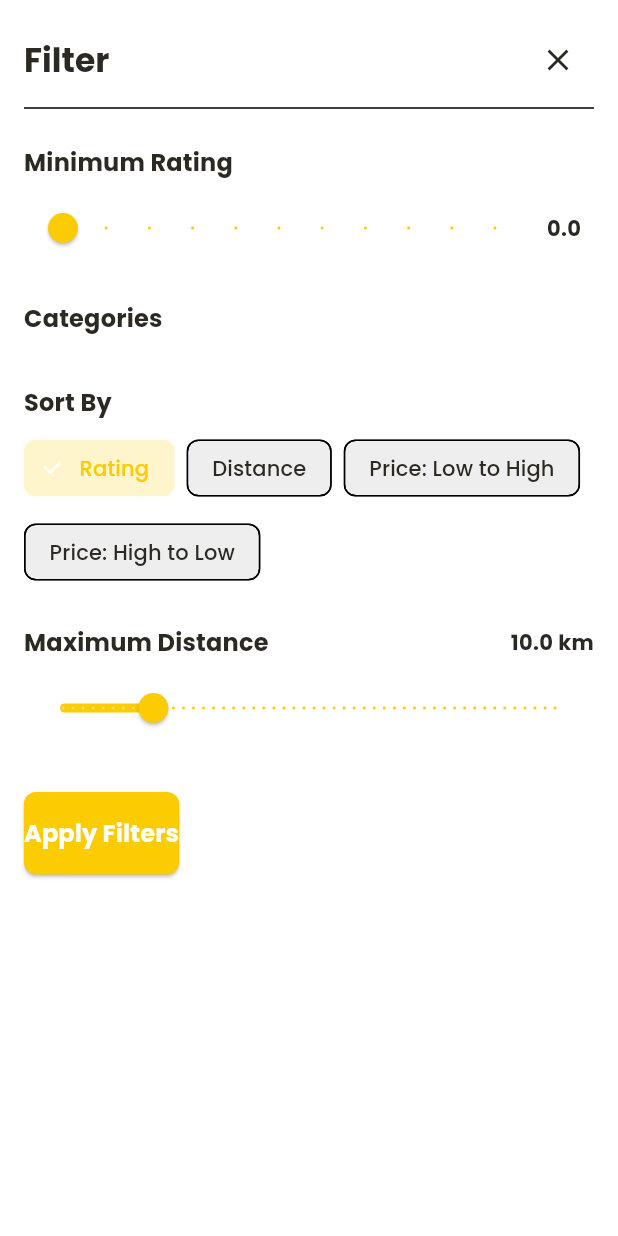
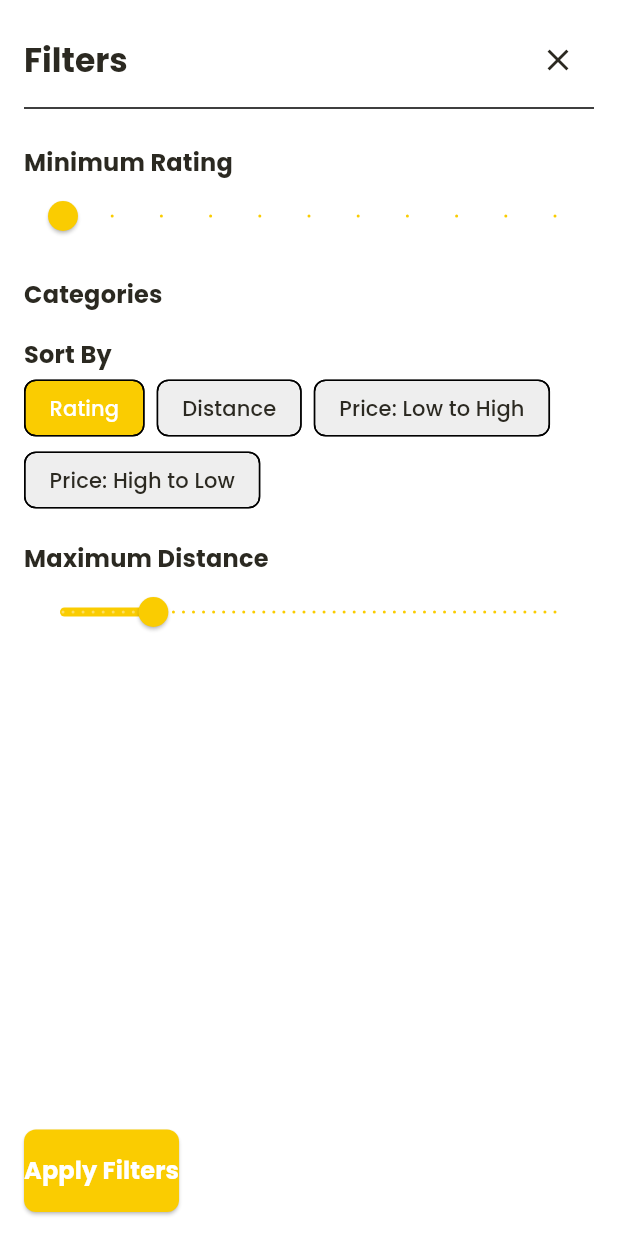
Before and after one commit to Learnathon-By-Geeky-Solutions/team-synergy, a Flutter app: the FilterBottomSheetWidget widget shown alone on an empty page, opened directly with empty values, on a phone screen of 412 x 824 dp. Run offline on Flutter 3.47's test engine with Material 3 defaults, Android fonts, the phone set to English and light mode, and no system bars; our stand-ins replace animated_splash_screen, curved_navigation_bar, geocoding, geolocator, google_maps_flutter, image_picker and 5 more; accounts and stored records are empty; network calls fail.

Commit message:
many widget's overflow problem solved.

```diff
--- a/sohojogi/lib/base/services/service_searched_service.dart
+++ b/sohojogi/lib/base/services/service_searched_service.dart
@@ -33,7 +33,8 @@ class ServiceSearchedService {
 
       // Apply category filter
       if (categories != null && categories.isNotEmpty) {
-        supabaseQuery = supabaseQuery.contains('service_category', categories);      }
+        supabaseQuery = supabaseQuery.contains('service_category', categories);
+      }
 
       // Execute the query
       final response = await supabaseQuery;
--- a/sohojogi/lib/screens/order/views/OrderDetailView.dart
+++ b/sohojogi/lib/screens/order/views/OrderDetailView.dart
@@ -249,7 +249,7 @@ class _OrderDetailViewState extends State<OrderDetailView> {
                 return;
               }
 
-              Navigator.pop(context);
+              Navigator.pop(context); // Close the dialog
               setState(() {
                 isLoading = true;
               });
@@ -265,7 +265,7 @@ class _OrderDetailViewState extends State<OrderDetailView> {
                 });
 
                 if (success) {
-                  Navigator.pop(context); // Return to order list
+                  Navigator.pop(context); // Navigate back to the order list
                   ScaffoldMessenger.of(context).showSnackBar(
                     const SnackBar(content: Text('Order cancelled successfully')),
                   );
--- a/sohojogi/lib/screens/order/widgets/order_card_widget.dart
+++ b/sohojogi/lib/screens/order/widgets/order_card_widget.dart
@@ -54,6 +54,7 @@ class OrderCardWidget extends StatelessWidget {
                             fontWeight: FontWeight.bold,
                             color: isDarkMode ? lightColor : darkColor,
                           ),
+                          maxLines: null,
                         ),
                         const SizedBox(height: 4),
                         Text(
@@ -62,7 +63,7 @@ class OrderCardWidget extends StatelessWidget {
                             fontSize: 14,
                             color: isDarkMode ? lightGrayColor : grayColor,
                           ),
-                          maxLines: 2,
+                          maxLines: null,
                           overflow: TextOverflow.ellipsis,
                         ),
                       ],
--- a/sohojogi/lib/screens/service_searched/view_model/service_searched_view_model.dart
+++ b/sohojogi/lib/screens/service_searched/view_model/service_searched_view_model.dart
@@ -57,7 +57,9 @@ class ServiceSearchedViewModel extends ChangeNotifier {
 
       // Extract filter values
       final double? minRating = filters?['minRating'];
-      final List<String>? categories = filters?['categories']?.cast<String>();
+      final List<String>? categories = (filters?['categories'] as List<dynamic>?)
+          ?.map((e) => e.toString())
+          .toList();
       final String? sortBy = filters?['sortBy'];
       final double? maxDistance = filters?['maxDistance'];
 
--- a/sohojogi/lib/screens/service_searched/widgets/filter_bottom_sheet.dart
+++ b/sohojogi/lib/screens/service_searched/widgets/filter_bottom_sheet.dart
@@ -23,13 +23,11 @@ class _FilterBottomSheetWidgetState extends State<FilterBottomSheetWidget> {
   late String _sortBy;
   late double _maxDistance;
 
-  // Available sort options
   final List<String> _sortOptions = ['Rating', 'Distance', 'Price: Low to High', 'Price: High to Low'];
 
   @override
   void initState() {
     super.initState();
-    // Initialize filter values from initialFilters or defaults
     _minRating = widget.initialFilters?['minRating'] ?? 0.0;
     _selectedCategories = Set<String>.from(widget.initialFilters?['categories'] ?? []);
     _sortBy = widget.initialFilters?['sortBy'] ?? 'Rating';
@@ -50,16 +48,13 @@ class _FilterBottomSheetWidgetState extends State<FilterBottomSheetWidget> {
         ),
       ),
       child: Column(
-        mainAxisSize: MainAxisSize.min,
         crossAxisAlignment: CrossAxisAlignment.start,
         children: [
+          // Header
           Row(
             mainAxisAlignment: MainAxisAlignment.spaceBetween,
             children: [
-              Text(
-                'Filter',
-                style: Theme.of(context).textTheme.titleLarge,
-              ),
+              Text('Filters', style: Theme.of(context).textTheme.titleLarge),
               IconButton(
                 icon: const Icon(Icons.close),
                 onPressed: () => Navigator.pop(context),
@@ -70,15 +65,8 @@ class _FilterBottomSheetWidgetState extends State<FilterBottomSheetWidget> {
 
           // Minimum Rating
           const SizedBox(height: 16),
-          Text(
-            'Minimum Rating',
-            style: Theme.of(context).textTheme.titleMedium,
-          ),
-          const SizedBox(height: 8),
-          Row(
-            children: [
-              Expanded(
-                child: Slider(
+          Text('Minimum Rating', style: Theme.of(context).textTheme.titleMedium),
+          Slider(
             value: _minRating,
             min: 0,
             max: 5,
@@ -91,107 +79,69 @@ class _FilterBottomSheetWidgetState extends State<FilterBottomSheetWidget> {
               });
             },
           ),
-              ),
-              Container(
-                width: 40,
-                alignment: Alignment.center,
-                child: Text(
-                  _minRating.toStringAsFixed(1),
-                  style: const TextStyle(fontWeight: FontWeight.bold),
-                ),
-              ),
-            ],
-          ),
 
           // Categories
-          const SizedBox(height: 24),
-          Text(
-            'Categories',
-            style: Theme.of(context).textTheme.titleMedium,
-          ),
-          const SizedBox(height: 8),
+          const SizedBox(height: 16),
+          Text('Categories', style: Theme.of(context).textTheme.titleMedium),
           Wrap(
             spacing: 8,
             runSpacing: 8,
             children: widget.availableCategories.map((category) {
               final isSelected = _selectedCategories.contains(category);
-              return FilterChip(
-                label: Text(category),
-                selected: isSelected,
-                onSelected: (selected) {
+              return GestureDetector(
+                onTap: () {
                   setState(() {
-                    if (selected) {
+                    if (isSelected) {
+                      _selectedCategories.remove(category);
+                    } else {
                       _selectedCategories.add(category);
-                    } else {
-                      _selectedCategories.remove(category);
                     }
                   });
                 },
-                selectedColor: primaryColor.withOpacity(0.2),
-                checkmarkColor: primaryColor,
-                backgroundColor: isDarkMode ? darkColor : Colors.grey.shade200,
+                child: Chip(
+                  label: Text(category),
+                  backgroundColor: isSelected ? primaryColor : Colors.grey.shade200,
                   labelStyle: TextStyle(
-                  color: isSelected ? primaryColor : (isDarkMode ? lightColor : darkColor),
+                    color: isSelected ? lightColor : darkColor,
+                  ),
                 ),
               );
             }).toList(),
           ),
 
           // Sort By
-          const SizedBox(height: 24),
-          Text(
-            'Sort By',
-            style: Theme.of(context).textTheme.titleMedium,
-          ),
-          const SizedBox(height: 8),
+          const SizedBox(height: 16),
+          Text('Sort By', style: Theme.of(context).textTheme.titleMedium),
           Wrap(
             spacing: 8,
-            runSpacing: 8,
             children: _sortOptions.map((option) {
               final isSelected = _sortBy == option;
-              return ChoiceChip(
-                label: Text(option),
-                selected: isSelected,
-                onSelected: (selected) {
-                  if (selected) {
+              return GestureDetector(
+                onTap: () {
                   setState(() {
                     _sortBy = option;
                   });
-                  }
                 },
-                selectedColor: primaryColor.withOpacity(0.2),
-                backgroundColor: isDarkMode ? darkColor : Colors.grey.shade200,
+                child: Chip(
+                  label: Text(option),
+                  backgroundColor: isSelected ? primaryColor : Colors.grey.shade200,
                   labelStyle: TextStyle(
-                  color: isSelected ? primaryColor : (isDarkMode ? lightColor : darkColor),
+                    color: isSelected ? lightColor : darkColor,
+                  ),
                 ),
               );
             }).toList(),
           ),
 
           // Maximum Distance
-          const SizedBox(height: 24),
-          Row(
-            mainAxisAlignment: MainAxisAlignment.spaceBetween,
-            children: [
-              Text(
-                'Maximum Distance',
-                style: Theme.of(context).textTheme.titleMedium,
-              ),
-              Text(
-                '${_maxDistance.toStringAsFixed(1)} km',
-                style: TextStyle(
-                  fontWeight: FontWeight.bold,
-                  color: isDarkMode ? lightColor : darkColor,
-                ),
-              ),
-            ],
-          ),
-          const SizedBox(height: 8),
+          const SizedBox(height: 16),
+          Text('Maximum Distance', style: Theme.of(context).textTheme.titleMedium),
           Slider(
             value: _maxDistance,
             min: 1,
             max: 50,
             divisions: 49,
+            label: '${_maxDistance.toStringAsFixed(1)} km',
             activeColor: primaryColor,
             onChanged: (value) {
               setState(() {
@@ -200,7 +150,8 @@ class _FilterBottomSheetWidgetState extends State<FilterBottomSheetWidget> {
             },
           ),
 
-          const SizedBox(height: 32),
+          // Apply Filters Button
+          const Spacer(),
           ElevatedButton(
             onPressed: () {
               final filters = {
@@ -222,10 +173,7 @@ class _FilterBottomSheetWidgetState extends State<FilterBottomSheetWidget> {
             ),
             child: const Text(
               'Apply Filters',
-              style: TextStyle(
-                fontSize: 16,
-                fontWeight: FontWeight.bold,
-              ),
+              style: TextStyle(fontSize: 16, fontWeight: FontWeight.bold),
             ),
           ),
         ],
```
Also changed, not shown: sohojogi/lib/screens/worker_profile/widgets/profile_overview_widget.dart (+15 -1 lines), sohojogi/lib/screens/worker_profile/widgets/reviews_section_widget.dart (+11 -1 lines), 4 other files. Lines whose indentation alone changed are shown as unchanged.
